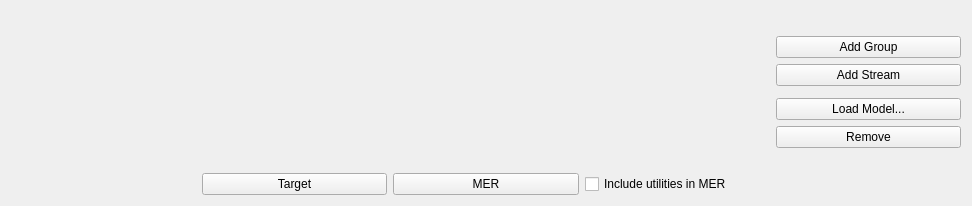
This is OMOptim/GUI/Widgets/WidgetTreeStreams.ui in lmoresco/OpenModelica as Qt 5 draws it before an edit. The edited form follows.
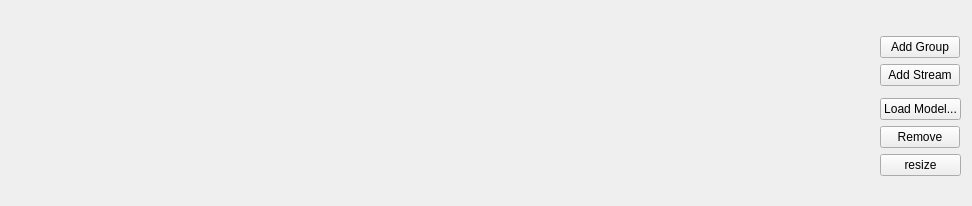
This is the edited form.

Patch:
```diff
--- a/OMOptim/GUI/Widgets/WidgetTreeStreams.ui
+++ b/OMOptim/GUI/Widgets/WidgetTreeStreams.ui
@@ -14,17 +14,23 @@
    <string>Form</string>
   </property>
   <layout class="QGridLayout" name="gridLayout">
-   <item row="1" column="0" rowspan="7" colspan="4">
+   <item row="1" column="0" rowspan="8" colspan="2">
     <layout class="QGridLayout" name="layoutTreeStreams"/>
    </item>
-   <item row="2" column="4">
+   <item row="2" column="2">
     <widget class="QPushButton" name="pushAddGroup">
+     <property name="sizePolicy">
+      <sizepolicy hsizetype="Maximum" vsizetype="Fixed">
+       <horstretch>0</horstretch>
+       <verstretch>0</verstretch>
+      </sizepolicy>
+     </property>
      <property name="text">
       <string>Add Group</string>
      </property>
     </widget>
    </item>
-   <item row="1" column="4">
+   <item row="1" column="2">
     <spacer name="verticalSpacer">
      <property name="orientation">
       <enum>Qt::Vertical</enum>
@@ -37,7 +43,7 @@
      </property>
     </spacer>
    </item>
-   <item row="7" column="4">
+   <item row="8" column="2">
     <spacer name="verticalSpacer_2">
      <property name="orientation">
       <enum>Qt::Vertical</enum>
@@ -50,8 +56,14 @@
      </property>
     </spacer>
    </item>
-   <item row="3" column="4">
+   <item row="3" column="2">
     <widget class="QPushButton" name="pushAddStream">
+     <property name="sizePolicy">
+      <sizepolicy hsizetype="Maximum" vsizetype="Fixed">
+       <horstretch>0</horstretch>
+       <verstretch>0</verstretch>
+      </sizepolicy>
+     </property>
      <property name="text">
       <string>Add Stream</string>
      </property>
@@ -64,41 +76,39 @@
      </property>
     </layout>
    </item>
-   <item row="8" column="1">
-    <widget class="QPushButton" name="pushTarget">
-     <property name="text">
-      <string>Target</string>
-     </property>
-    </widget>
-   </item>
-   <item row="8" column="2">
-    <widget class="QPushButton" name="pushMER">
-     <property name="text">
-      <string>MER</string>
-     </property>
-    </widget>
-   </item>
-   <item row="8" column="3">
-    <widget class="QCheckBox" name="checkUtilitiesMER">
-     <property name="text">
-      <string>Include utilities in MER</string>
-     </property>
-    </widget>
-   </item>
-   <item row="5" column="4">
+   <item row="5" column="2">
     <widget class="QPushButton" name="pushLoadModel">
+     <property name="sizePolicy">
+      <sizepolicy hsizetype="Maximum" vsizetype="Fixed">
+       <horstretch>0</horstretch>
+       <verstretch>0</verstretch>
+      </sizepolicy>
+     </property>
      <property name="text">
       <string>Load Model...</string>
      </property>
     </widget>
    </item>
-   <item row="6" column="4">
+   <item row="6" column="2">
     <widget class="QPushButton" name="pushRemove">
+     <property name="sizePolicy">
+      <sizepolicy hsizetype="Maximum" vsizetype="Fixed">
+       <horstretch>0</horstretch>
+       <verstretch>0</verstretch>
+      </sizepolicy>
+     </property>
      <property name="text">
       <string>Remove</string>
      </property>
     </widget>
    </item>
+   <item row="7" column="2">
+    <widget class="QPushButton" name="pushResize">
+     <property name="text">
+      <string>resize</string>
+     </property>
+    </widget>
+   </item>
   </layout>
  </widget>
  <resources/>
```
Left out of the diff: 2 changed lines with no effect on the pictures.
